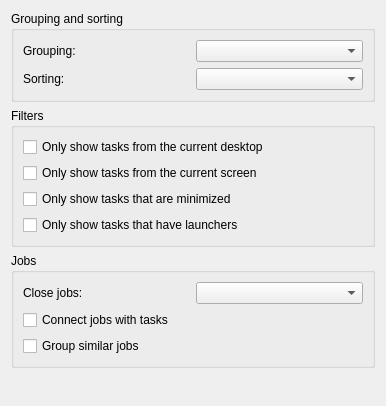
First picture: the form in applet/ui/general.ui, repository Emdek/plasmoid-fancy-tasks, before the edit.
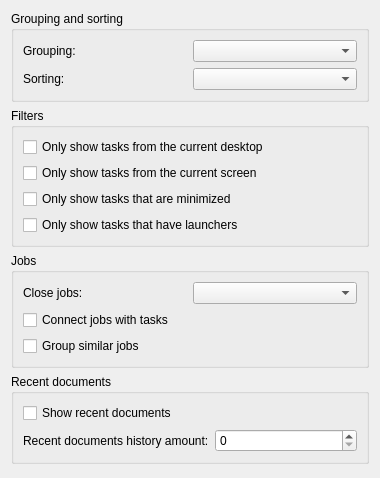
Second picture: the form after the edit. Custom widgets are drawn as their Qt base class.

```diff
--- a/applet/ui/general.ui
+++ b/applet/ui/general.ui
@@ -6,8 +6,8 @@
    <rect>
     <x>0</x>
     <y>0</y>
-    <width>386</width>
-    <height>406</height>
+    <width>380</width>
+    <height>478</height>
    </rect>
   </property>
   <property name="minimumSize">
@@ -132,6 +132,39 @@
      </layout>
     </widget>
    </item>
+   <item>
+    <widget class="QGroupBox" name="recentDocumentsGroupBox">
+     <property name="title">
+      <string>Recent documents</string>
+     </property>
+     <layout class="QVBoxLayout" name="verticalLayout_4">
+      <item>
+       <widget class="QCheckBox" name="showRecentDocumentsCheckBox">
+        <property name="text">
+         <string>Show recent documents</string>
+        </property>
+       </widget>
+      </item>
+      <item>
+       <layout class="QHBoxLayout" name="horizontalLayout">
+        <item>
+         <widget class="QLabel" name="recentDocumentsAmountLabel">
+          <property name="text">
+           <string>Recent documents history amount:</string>
+          </property>
+          <property name="buddy">
+           <cstring>recentDocumentsAmountSpinBox</cstring>
+          </property>
+         </widget>
+        </item>
+        <item>
+         <widget class="QSpinBox" name="recentDocumentsAmountSpinBox"/>
+        </item>
+       </layout>
+      </item>
+     </layout>
+    </widget>
+   </item>
    <item>
     <spacer name="verticalSpacer">
      <property name="orientation">
@@ -139,7 +172,7 @@
      </property>
      <property name="sizeHint" stdset="0">
       <size>
-       <width>20</width>
+       <width>0</width>
        <height>0</height>
       </size>
      </property>
```
Left out of the diff: 6 changed lines with no effect on the pictures.
